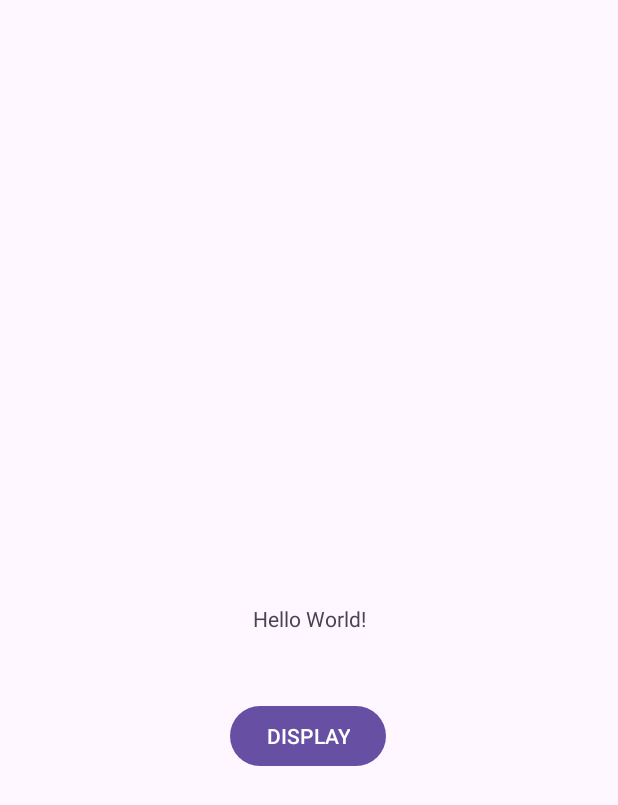
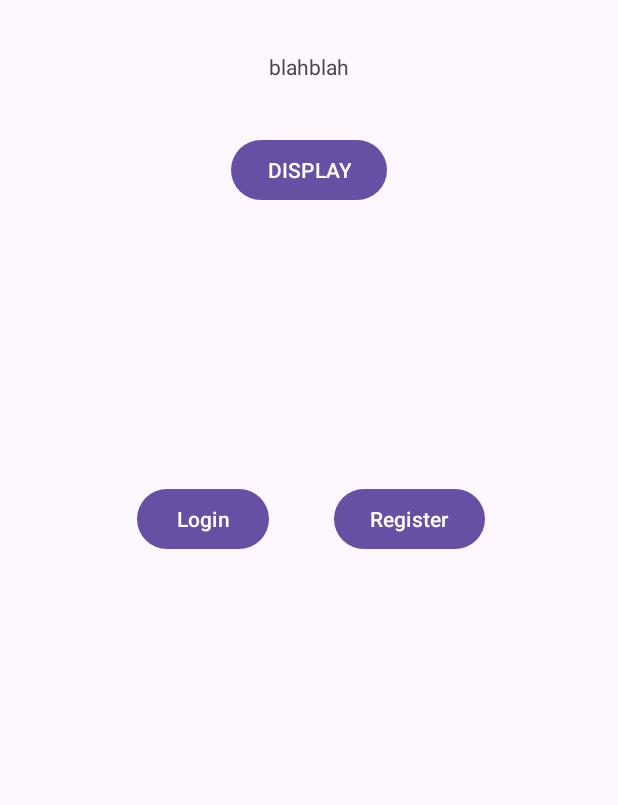
Before and after one commit to PTMAbellana/FITNESSAPP, an Android app: the screen it shows after launch (MainActivity), on a phone screen of 412 x 824 dp. Shown: the top 805 px of the screen. Run offline under Robolectric (Android 15) with nearby library versions, the phone set to English and light mode, and no system bars.

Commit message:
register goods

```diff
--- a/app/src/main/java/com/example/fitnessapp/ConnectionClass.java
+++ b/app/src/main/java/com/example/fitnessapp/ConnectionClass.java
@@ -3,27 +3,27 @@ package com.example.fitnessapp;
 import android.util.Log;
 
 import java.sql.Connection;
-
 import java.sql.DriverManager;
-import java.util.Objects;
+import java.sql.SQLException;
 
 public class ConnectionClass {
-    protected static String db = "abellana_jdbc";
+    protected static String db = "fitnessdb";
     protected static String ip = "192.168.43.238";
     protected static String port = "3306";
     protected static String username = "paul";
     protected static String password = "abellana";
-    public Connection CONN(){
+
+    public static Connection CONN() {
         Connection conn = null;
-        try{
+        try {
             Class.forName("com.mysql.jdbc.Driver");
-            String connectionString = "jdbc:mysql://"+ip + ":" + port +"/" + db;
-            conn = DriverManager.getConnection(connectionString,username,password);
-
-        }catch(Exception e){
-            Log.e("ERROR", Objects.requireNonNull(e.getMessage()));
+            String connectionString = "jdbc:mysql://" + ip + ":" + port + "/" + db;
+            conn = DriverManager.getConnection(connectionString, username, password);
+        } catch (ClassNotFoundException e) {
+            Log.e("ERROR", "MySQL JDBC Driver not found", e);
+        } catch (SQLException e) {
+            Log.e("ERROR", "Failed to connect to MySQL server", e);
         }
         return conn;
     }
-
 }
--- a/app/src/main/res/layout/activity_main.xml
+++ b/app/src/main/res/layout/activity_main.xml
@@ -10,25 +10,52 @@
         android:id="@+id/textview"
         android:layout_width="wrap_content"
         android:layout_height="wrap_content"
-        android:text="Hello World!"
+        android:text="blahblah"
         app:layout_constraintBottom_toBottomOf="parent"
         app:layout_constraintEnd_toEndOf="parent"
         app:layout_constraintStart_toStartOf="parent"
-        app:layout_constraintTop_toTopOf="parent" />
+        app:layout_constraintTop_toTopOf="parent"
+        app:layout_constraintVertical_bias="0.043" />
 
     <Button
         android:id="@+id/display"
         android:layout_width="wrap_content"
         android:layout_height="wrap_content"
         android:layout_marginStart="156dp"
-        android:layout_marginTop="21dp"
         android:layout_marginEnd="158dp"
-        android:layout_marginBottom="286dp"
+        android:onClick="btnClick"
         android:text="DISPLAY"
-        android:onClick="btnClick"
         app:layout_constraintBottom_toBottomOf="parent"
         app:layout_constraintEnd_toEndOf="parent"
+        app:layout_constraintHorizontal_bias="0.375"
         app:layout_constraintStart_toStartOf="parent"
-        app:layout_constraintTop_toBottomOf="@+id/textview" />
+        app:layout_constraintTop_toTopOf="parent"
+        app:layout_constraintVertical_bias="0.115" />
+
+    <Button
+        android:id="@+id/login"
+        android:layout_width="wrap_content"
+        android:layout_height="wrap_content"
+        android:text="Login"
+        android:onClick="onLoginClicked"
+        app:layout_constraintBottom_toBottomOf="parent"
+        app:layout_constraintEnd_toEndOf="parent"
+        app:layout_constraintHorizontal_bias="0.281"
+        app:layout_constraintStart_toStartOf="parent"
+        app:layout_constraintTop_toTopOf="parent"
+        app:layout_constraintVertical_bias="0.415" />
+
+    <Button
+        android:id="@+id/register"
+        android:layout_width="wrap_content"
+        android:layout_height="wrap_content"
+        android:text="Register"
+        android:onClick="onRegisterClicked"
+        app:layout_constraintBottom_toBottomOf="parent"
+        app:layout_constraintEnd_toEndOf="parent"
+        app:layout_constraintHorizontal_bias="0.716"
+        app:layout_constraintStart_toStartOf="parent"
+        app:layout_constraintTop_toTopOf="parent"
+        app:layout_constraintVertical_bias="0.415" />
 
 </androidx.constraintlayout.widget.ConstraintLayout>
```
Also changed, not shown: app/src/main/AndroidManifest.xml (+6 -1 lines), app/src/main/java/com/example/fitnessapp/InsertData.java (added, +75 -0 lines), app/src/main/java/com/example/fitnessapp/MainActivity.java (+43 -7 lines), app/src/main/java/com/example/fitnessapp/RegisterView.java (added, +47 -0 lines), app/src/main/res/layout/register_view.xml (added, +45 -0 lines), settings.gradle (+6 -2 lines), app/build.gradle (line endings or trailing spaces).
